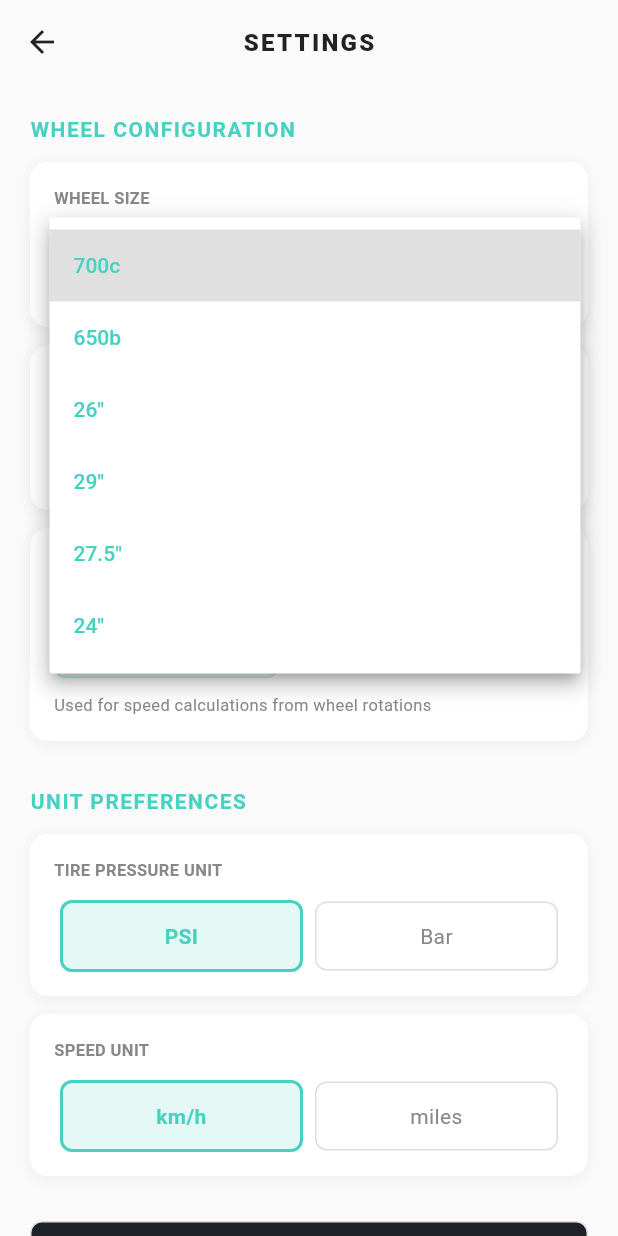
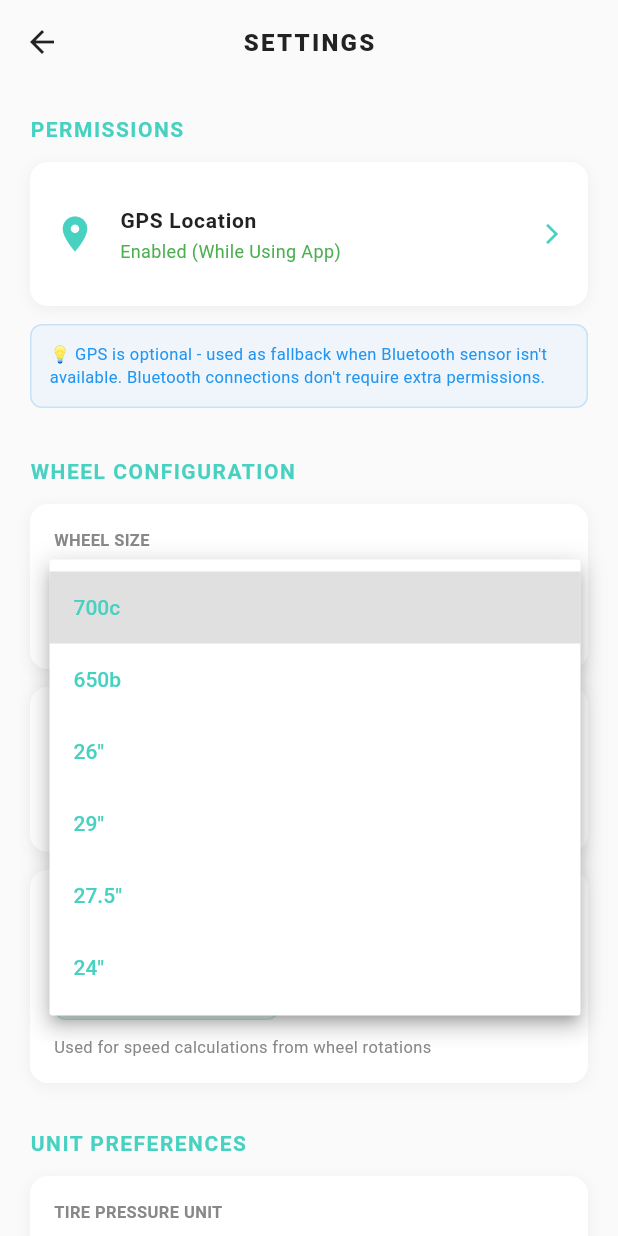
Before and after one commit to abramovychmax-cpu/under-preassure-tyre, a Flutter app: the SettingsPage screen opened directly, after a tap on "700c", on a phone screen of 412 x 824 dp. Run offline on Flutter 3.47's test engine with Material 3 defaults, Android fonts, the phone set to English and light mode, and no system bars; our stand-ins replace fl_chart, flutter_blue_plus, geolocator, permission_handler, sensors_plus, shared_preferences and 1 more; missing offline and left inert: fit_tool; accounts and stored records are empty.

Commit message:
Fix iOS permissions: Add Info.plist descriptors, improve GPS/accel detection, add permission settings UI, update lock file

```diff
--- a/lib/settings_page.dart
+++ b/lib/settings_page.dart
@@ -1,5 +1,6 @@
 import 'package:flutter/material.dart';
 import 'package:shared_preferences/shared_preferences.dart';
+import 'package:geolocator/geolocator.dart';
 import 'ui/common_widgets.dart';
 
 /// Settings page for wheel size, tire width, and unit preferences.
@@ -41,10 +42,64 @@ class _SettingsPageState extends State<SettingsPage> {
 
   bool _isLoading = true;
 
+  // Permission tracking
+  bool _gpsPermissionGranted = false;
+  String _gpsPermissionStatus = 'Checking...';
+
   @override
   void initState() {
     super.initState();
     _loadSettings();
+    _checkPermissions();
+  }
+
+  Future<void> _checkPermissions() async {
+    final locationPerm = await Geolocator.checkPermission();
+    setState(() {
+      _gpsPermissionGranted = locationPerm == LocationPermission.always ||
+                             locationPerm == LocationPermission.whileInUse;
+      _gpsPermissionStatus = _getPermissionStatusString(locationPerm);
+    });
+  }
+
+  String _getPermissionStatusString(LocationPermission permission) {
+    switch (permission) {
+      case LocationPermission.whileInUse:
+        return 'Enabled (While Using App)';
+      case LocationPermission.always:
+        return 'Enabled (Always)';
+      case LocationPermission.denied:
+        return 'Disabled - Tap to Enable';
+      case LocationPermission.deniedForever:
+        return 'Permanently Disabled - Go to iPhone Settings';
+      case LocationPermission.unableToDetermine:
+        return 'Unable to determine';
+    }
+  }
+
+  Future<void> _requestGpsPermission() async {
+    final permission = await Geolocator.requestPermission();
+    await _checkPermissions();
+
+    if (mounted) {
+      if (permission == LocationPermission.denied || permission == LocationPermission.deniedForever) {
+        ScaffoldMessenger.of(context).showSnackBar(
+          SnackBar(
+            content: const Text('GPS permission is needed for speed fallback measurement.'),
+            backgroundColor: Colors.red,
+            duration: const Duration(seconds: 3),
+          ),
+        );
+      } else {
+        ScaffoldMessenger.of(context).showSnackBar(
+          SnackBar(
+            content: const Text('GPS permission granted!'),
+            backgroundColor: Colors.green,
+            duration: const Duration(seconds: 2),
+          ),
+        );
+      }
+    }
   }
 
   Future<void> _loadSettings() async {
@@ -120,6 +175,49 @@ class _SettingsPageState extends State<SettingsPage> {
         child: Column(
           crossAxisAlignment: CrossAxisAlignment.stretch,
           children: [
+            // PERMISSIONS SECTION
+            _buildSectionHeader('PERMISSIONS'),
+            const SizedBox(height: 12),
+            AppCard(
+              child: ListTile(
+                contentPadding: const EdgeInsets.symmetric(horizontal: 16, vertical: 12),
+                leading: Icon(
+                  Icons.location_on,
+                  color: _gpsPermissionGranted ? accentGemini : Colors.red,
+                  size: 28,
+                ),
+                title: const Text(
+                  'GPS Location',
+                  style: TextStyle(color: Color(0xFF222222), fontWeight: FontWeight.bold, fontSize: 14),
+                ),
+                subtitle: Text(
+                  _gpsPermissionStatus,
+                  style: TextStyle(
+                    color: _gpsPermissionGranted ? Colors.green : Colors.orange,
+                    fontSize: 12,
+                  ),
+                ),
+                trailing: _gpsPermissionStatus.contains('Permanently')
+                    ? const Icon(Icons.info, color: Colors.orange, size: 20)
+                    : const Icon(Icons.arrow_forward_ios, size: 16, color: accentGemini),
+                onTap: _requestGpsPermission,
+              ),
+            ),
+            const SizedBox(height: 12),
+            Container(
+              padding: const EdgeInsets.all(12),
+              decoration: BoxDecoration(
+                color: Colors.blue.withOpacity(0.05),
+                borderRadius: BorderRadius.circular(8),
+                border: Border.all(color: Colors.blue.withOpacity(0.2), width: 1),
+              ),
+              child: const Text(
+                '💡 GPS is optional - used as fallback when Bluetooth sensor isn\'t available. Bluetooth connections don\'t require extra permissions.',
+                style: TextStyle(fontSize: 11, color: Colors.blue, height: 1.4),
+              ),
+            ),
+            const SizedBox(height: 32),
+
             // Wheel Configuration Section
             _buildSectionHeader('WHEEL CONFIGURATION'),
             const SizedBox(height: 12),
```
Also changed, not shown: lib/sensor_setup_page.dart (+30 -1 lines), pubspec.lock, 1 other file.
